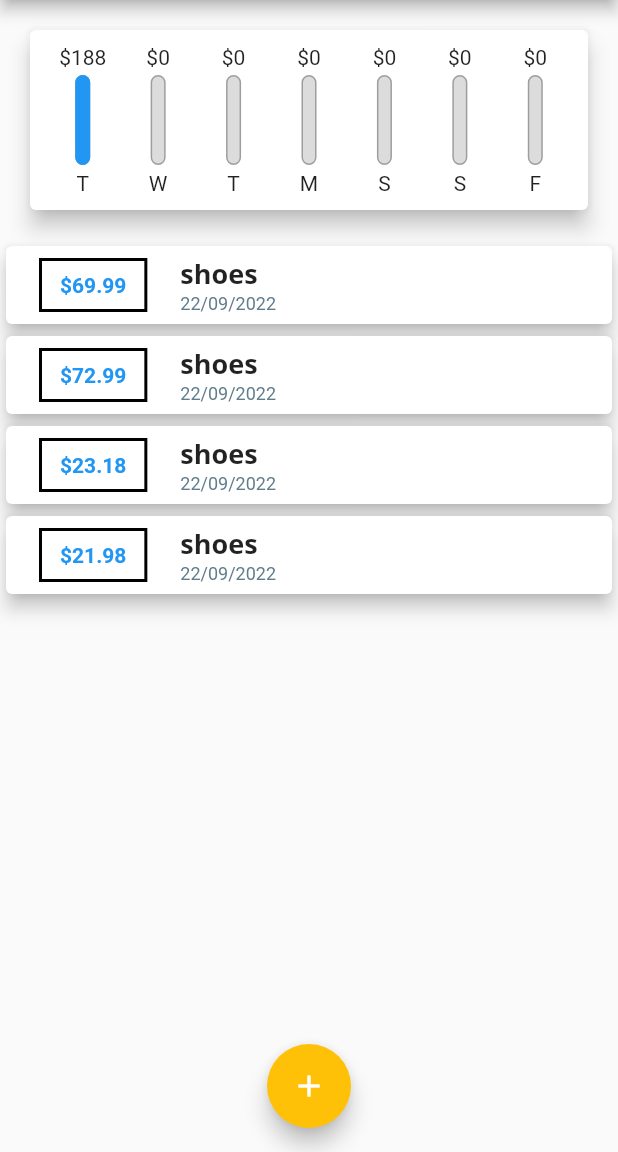
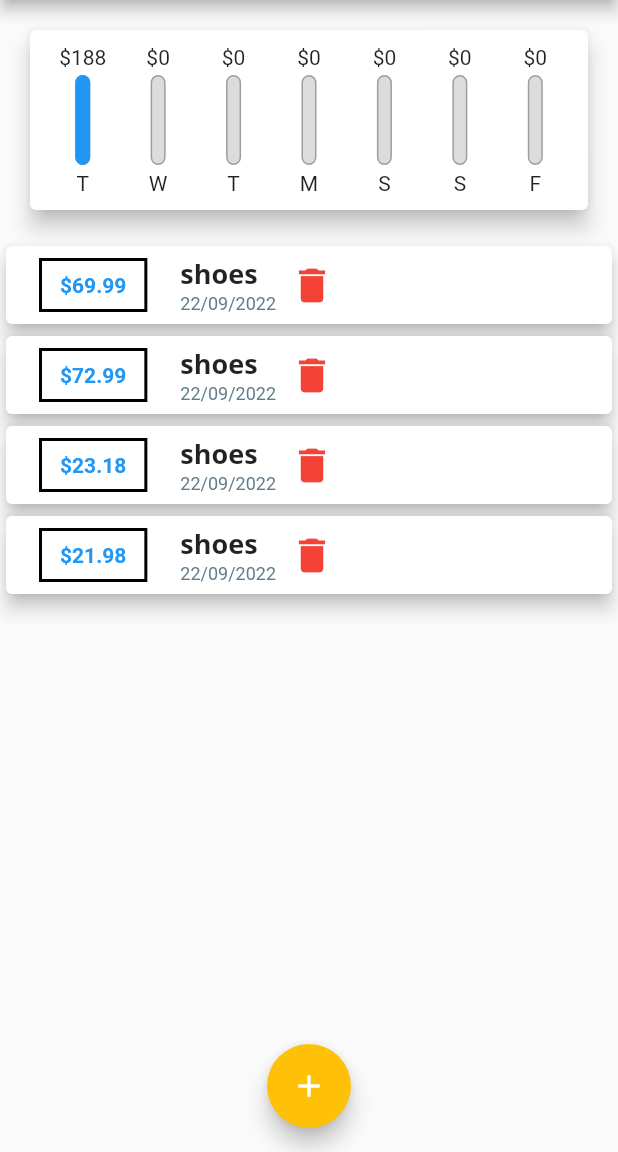
Before and after one commit to PetarCRO/Flutter-Course-02-Personal-Finances, a Flutter app: the screen it shows after launch, on a phone screen of 412 x 824 dp, the part 84-1236 px from its top. Run offline on Flutter 3.47's test engine with Material 2 defaults, Android fonts, the phone set to English and light mode, and no system bars.

Commit message:
added trash button and appropriate function

```diff
--- a/lib/widgets/transaction_list.dart
+++ b/lib/widgets/transaction_list.dart
@@ -4,7 +4,8 @@ import '../models/transaction.dart';
 
 class TransactionList extends StatelessWidget {
   final List<Transaction> transactions;
-  TransactionList(this.transactions);
+  final Function deleteTx;
+  TransactionList(this.transactions, this.deleteTx);
   @override
   Widget build(BuildContext context) {
     return Container(
@@ -66,7 +67,13 @@ class TransactionList extends StatelessWidget {
                                 color: Colors.blueGrey, fontSize: 12),
                           )
                         ],
-                      )
+                      ),
+                      IconButton(
+                        onPressed: () => deleteTx(transactions[index].id),
+                        icon: const Icon(Icons.delete),
+                        color: Colors.red,
+                        iconSize: 30,
+                      ),
                     ],
                   ),
                 );
```
Also changed, not shown: lib/main.dart (+10 -3 lines), lib/widgets/new_transactions.dart (+7 -4 lines).
